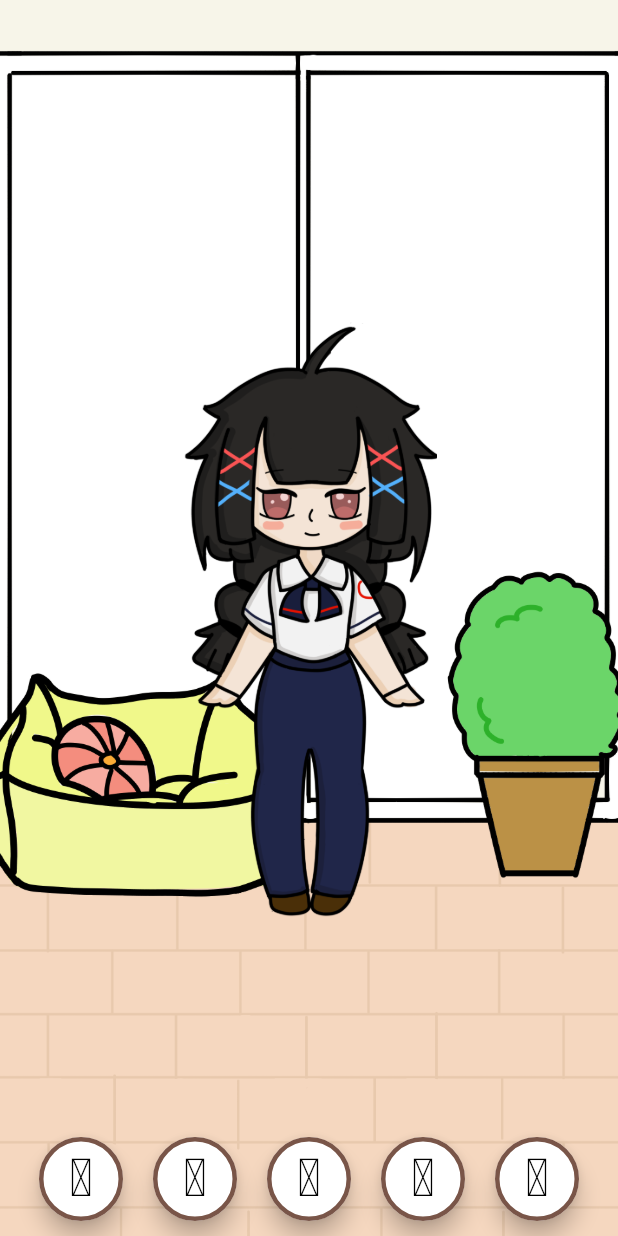
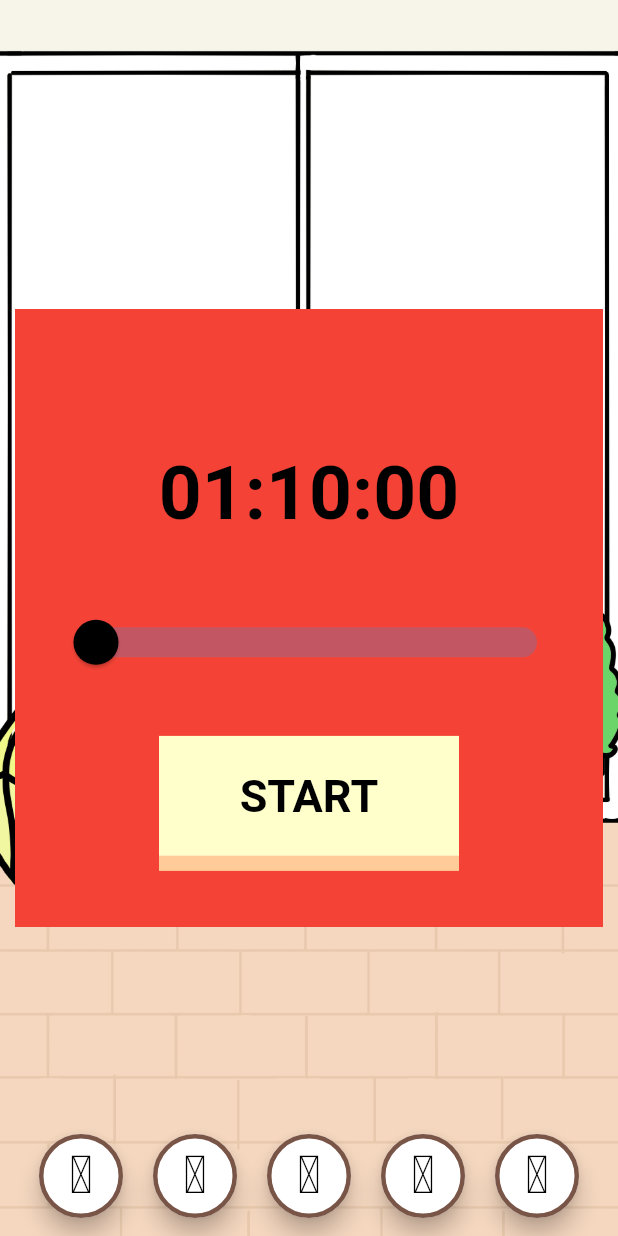
Before and after one commit to DragMaid/Focus-Todo-demo, a Flutter app: the screen it shows after launch, after a tap on an icon or button, on a phone screen of 412 x 824 dp. Run offline on Flutter 3.47's test engine with Material 2 defaults, Android fonts, the phone set to English and light mode, and no system bars.

Commit message:
added overlay

```diff
--- a/lib/base_class.dart
+++ b/lib/base_class.dart
@@ -1,11 +1,19 @@
 import 'package:flutter/material.dart';
 import 'package:focus_todo/main_icons.dart';
+
+import 'package:focus_todo/pomodoro_widget.dart';
 
 class MainBottomButton extends StatelessWidget {
   final IconData icon;
   final String name;
-  final String screenName;
-  const MainBottomButton(this.name, this.icon, this.screenName, {super.key});
+  final Function(Widget) func;
+  final Widget widget;
+  const MainBottomButton(
+      {required this.name,
+      required this.icon,
+      required this.func,
+      required this.widget,
+      super.key});
 
   @override
   Widget build(BuildContext context) {
@@ -23,7 +31,7 @@ class MainBottomButton extends StatelessWidget {
           color: Colors.black,
         ),
         onPressed: () {
-          Navigator.pushNamed(context, screenName);
+          func(widget);
         },
       ),
     );
@@ -32,13 +40,26 @@ class MainBottomButton extends StatelessWidget {
 
 class MainBottomBar extends StatelessWidget {
   late final List<MainBottomButton> btnContainer;
-  MainBottomBar({super.key}) {
-    btnContainer = const [
-      MainBottomButton("Cloth", Main.shirt_solid, '/mainscreen'),
-      MainBottomButton("IDK", Main.utensils_solid, '/pomoscreen'),
-      MainBottomButton("Home", Main.house_solid, '/todoscreen'),
-      MainBottomButton("Sleep", Main.moon_solid, '/mainscreen'),
-      MainBottomButton("Edit", Main.pen_solid, '/mainscreen'),
+  final Function(Widget) func;
+
+  // Precache widget initialization
+  final PomodoroTimer timerWidget = const PomodoroTimer();
+  MainBottomBar({required this.func, super.key}) {
+    btnContainer = [
+      MainBottomButton(
+        name: "Cloth",
+        icon: Main.shirt_solid,
+        func: func,
+        widget: timerWidget,
+      ),
+      MainBottomButton(
+          name: "IDK", icon: Main.utensils_solid, func: func, widget: Text('')),
+      MainBottomButton(
+          name: "Home", icon: Main.house_solid, func: func, widget: Text('')),
+      MainBottomButton(
+          name: "Sleep", icon: Main.moon_solid, func: func, widget: Text('')),
+      MainBottomButton(
+          name: "Edit", icon: Main.pen_solid, func: func, widget: Text('')),
     ];
   }
 
@@ -49,30 +70,71 @@ class MainBottomBar extends StatelessWidget {
       alignment: FractionalOffset.bottomCenter,
       child: IconTheme(
         data: IconThemeData(color: Theme.of(context).colorScheme.onPrimary),
-        child: Row(
-          mainAxisAlignment: MainAxisAlignment.center,
-          children: btnContainer,
-        ),
+        child: SizedBox(
+            height: 80,
+            child: Row(
+              mainAxisAlignment: MainAxisAlignment.center,
+              children: btnContainer,
+            )),
       ),
     );
   }
 }
 
-class BaseClass extends StatelessWidget {
+class BaseClass extends StatefulWidget {
   final List<Widget> managerContainer;
   final List<Widget> widgetContainer;
-  final List<Widget> defaultWidget = [MainBottomBar()];
+  late List<Widget> defaultWidget;
 
   BaseClass(
       {required this.widgetContainer,
       required this.managerContainer,
       super.key});
+
+  @override
+  State<BaseClass> createState() => _BaseClassState();
+}
+
+class _BaseClassState extends State<BaseClass> {
+  static bool _widgetOn = false;
+
+  Opacity blurScreen = Opacity(
+    opacity: _widgetOn ? 0.5 : 0,
+    child: Container(color: Colors.black),
+  );
+
+  late List<Widget> allContainer = [
+    ...widget.managerContainer,
+    ...widget.widgetContainer,
+    blurScreen,
+    //...widget.defaultWidget,
+    MainBottomBar(func: toggleWidget),
+  ];
+
+  void addWidget(Widget widget) {
+    setState(() {
+      allContainer.insert(allContainer.length - 1, widget);
+      _widgetOn = !_widgetOn;
+    });
+  }
+
+  void removeWidget() {
+    setState(() {
+      allContainer.removeAt(allContainer.length - 2);
+      _widgetOn = !_widgetOn;
+    });
+  }
+
+  void toggleWidget(Widget widget) {
+    if (!_widgetOn) {
+      addWidget(widget);
+    } else {
+      removeWidget();
+    }
+  }
+
   @override
   Widget build(BuildContext context) {
-    return Scaffold(
-      body: Stack(
-          children: List.from(managerContainer)
-            ..addAll(List.from(widgetContainer)..addAll(defaultWidget))),
-    );
+    return Scaffold(body: Stack(children: allContainer));
   }
 }
--- a/lib/main.dart
+++ b/lib/main.dart
@@ -3,11 +3,11 @@ import 'package:flutter/material.dart';
 
 // App screens import
 import 'package:focus_todo/main_screen.dart';
-import 'package:focus_todo/pomodoro_screen.dart';
-import 'package:focus_todo/todo_screen.dart';
+//import 'package:focus_todo/pomodoro_screen.dart';
+//import 'package:focus_todo/todo_screen.dart';
 
 // App behavior manager import
-import 'package:focus_todo/gesture_manager.dart';
+//import 'package:focus_todo/gesture_manager.dart';
 import 'package:focus_todo/background_manager.dart';
 
 // External libraries import
@@ -31,9 +31,6 @@ class MyApp extends StatelessWidget {
 
 // Screens initialization
   late final MainScreen mainScreen = MainScreen(managerContainer: [bgManager]);
-  late final PomodoroScreen pomoScreen =
-      PomodoroScreen(managerContainer: [bgManager]);
-  late final TodoScreen todoScreen = const TodoScreen();
   MyApp({super.key});
 
   @override
@@ -41,12 +38,6 @@ class MyApp extends StatelessWidget {
     return MaterialApp(
       title: 'GDStudy',
       home: mainScreen,
-      initialRoute: '/pomoscreen',
-      routes: {
-        '/mainscreen': (context) => mainScreen,
-        '/pomoscreen': (context) => pomoScreen,
-        '/todoscreen': (context) => todoScreen,
-      },
     );
   }
 }
--- /dev/null
+++ b/lib/pomodoro_widget.dart
@@ -0,0 +1,240 @@
+import 'package:flutter/material.dart';
+import 'dart:async';
+
+class TimerSlider extends StatefulWidget {
+  final Function(int) updateFunc;
+  const TimerSlider({required this.updateFunc, super.key});
+  @override
+  State<TimerSlider> createState() => _TimerSliderState();
+}
+
+class _TimerSliderState extends State<TimerSlider> {
+  final double _maxValue = 120;
+  final double _minValue = 5;
+  final int _gapValue = 5;
+  double _currentValue = 5;
+
+  @override
+  Widget build(BuildContext context) {
+    return SliderTheme(
+      data: const SliderThemeData(
+          thumbColor: Colors.black,
+          trackHeight: 20,
+          thumbShape: RoundSliderThumbShape(enabledThumbRadius: 15)),
+      child: Slider(
+          value: _currentValue,
+          min: _minValue,
+          max: _maxValue,
+          divisions: (_maxValue / _gapValue).round(),
+          label: _currentValue.round().toString(),
+          onChanged: (double value) {
+            setState(() {
+              _currentValue = value;
+              widget.updateFunc(value.round());
+            });
+          }),
+    );
+  }
+}
+
+class CustomButton extends StatefulWidget {
+  final double width;
+  final double height;
+  final Function func;
+  static bool _isPressed = false;
+  const CustomButton(
+      {required this.width,
+      required this.height,
+      required this.func,
+      super.key});
+
+  void toggleState() {
+    _isPressed = !_isPressed;
+  }
+
+  bool getState() {
+    return _isPressed;
+  }
+
+  @override
+  State<CustomButton> createState() => _CustomButtonState();
+}
+
+class _CustomButtonState extends State<CustomButton> {
+  final double buttonGap = 10;
+  static double decrement = 0;
+
+  @override
+  Widget build(BuildContext context) {
+    return SizedBox(
+        height: widget.height,
+        width: widget.width,
+        child: Container(
+          color: Colors.transparent,
+          child: Stack(
+            children: [
+              Stack(
+                children: [
+                  Align(
+                    alignment: Alignment.bottomCenter,
+                    child: Container(
+                      height: buttonGap,
+                      color: const Color(0xFFffcc99),
+                      //alignment: Alignment.topCenter,
+                    ),
+                  ),
+                  Container(
+                    margin: EdgeInsets.only(top: decrement),
+                    height: widget.height - buttonGap,
+                    color: const Color(0xFFffffcc),
+                    child: const Center(
+                        child: Text("START",
+                            style: TextStyle(
+                                fontWeight: FontWeight.bold,
+                                color: Colors.black,
+                                fontSize: 30))),
+                  ),
+                ],
+              ),
+              GestureDetector(onTap: () {
+                setState(() {
+                  if (!widget.getState()) {
+                    widget.func();
+                    decrement = buttonGap;
+                  } else {
+                    widget.func();
+                    decrement = 0;
+                  }
+                  widget.toggleState();
+                });
+              }),
+            ],
+          ),
+        ));
+  }
+}
+
+class PomodoroTimer extends StatefulWidget {
+  const PomodoroTimer({super.key});
+  @override
+  State<PomodoroTimer> createState() => _PomodoroTimerState();
+}
+
+class _PomodoroTimerState extends State<PomodoroTimer> {
+  bool isOn = false;
+
+  Timer? countdownTimer;
+  List<int> defaultDuration = [0, 70, 0];
+  late Duration currentDuration = Duration(
+    hours: defaultDuration[0],
+    minutes: defaultDuration[1],
+    seconds: defaultDuration[2],
+  );
+
+  @override
+  void initState() {
+    super.initState();
+  }
+
+  void startTimer() {
+    countdownTimer =
+        Timer.periodic(const Duration(seconds: 1), (_) => setCountDown());
+  }
+
+  void stopTimer() {
+    setState(() => countdownTimer!.cancel());
+  }
+
+  void updateTimer(int minutes) {
+    defaultDuration = [0, minutes, 0];
+    resetTimer();
+  }
+
+  void resetTimer() {
+    if (isOn) {
+      stopTimer();
+    }
+    setState(() {
+      currentDuration = Duration(
+        hours: defaultDuration[0],
+        minutes: defaultDuration[1],
+        seconds: defaultDuration[2],
+      );
+    });
+  }
+
+  void setCountDown() {
+    const reduceSecondsBy = 1;
+    setState(() {
+      final seconds = currentDuration.inSeconds - reduceSecondsBy;
+      if (seconds < 0) {
+        countdownTimer!.cancel();
+      } else {
+        currentDuration = Duration(seconds: seconds);
+      }
+    });
+  }
+
+  void clockToggle() {
+    if (!isOn) {
+      startTimer();
+    } else {
+      stopTimer();
+    }
+    isOn = !isOn;
+  }
+
+  @override
+  Widget build(BuildContext context) {
+    String strDigits(int n) => n.toString().padLeft(2, '0');
+    final hours = strDigits(currentDuration.inHours.remainder(24));
+    final minutes = strDigits(currentDuration.inMinutes.remainder(60));
+    final seconds = strDigits(currentDuration.inSeconds.remainder(60));
+    return Scaffold(
+      backgroundColor: Colors.transparent,
+      body: Center(
+        child: FractionallySizedBox(
+            heightFactor: 0.5,
+            widthFactor: 1.0,
+            child: Container(
+                margin: const EdgeInsets.only(left: 10.0, right: 10.0),
+                color: Colors.red,
+                child: Column(children: [
+                  Expanded(
+                      flex: 60,
+                      child: Stack(children: [
+                        Center(
+                            child: Text("$hours:$minutes:$seconds",
+                                style: const TextStyle(
+                                    fontWeight: FontWeight.bold,
+                                    color: Colors.black,
+                                    fontSize: 50))),
+                        Align(
+                          alignment: Alignment.bottomCenter,
+                          child: Container(
+                            height: 10,
+                            margin: const EdgeInsets.only(
+                                bottom: 20, right: 20, left: 20),
+                            child: Opacity(
+                                opacity: !isOn ? 1.0 : 0.5,
+                                child: AbsorbPointer(
+                                  absorbing: isOn,
+                                  child: TimerSlider(updateFunc: updateTimer),
+                                )),
+                          ),
+                        ),
+                      ])),
+                  Expanded(
+                      flex: 40,
+                      child: Center(
+                          child: CustomButton(
+                              width: 200,
+                              height: 90,
+                              func: () {
+                                clockToggle();
+                              }))),
+                ]))),
+      ),
+    );
+  }
+}
```
